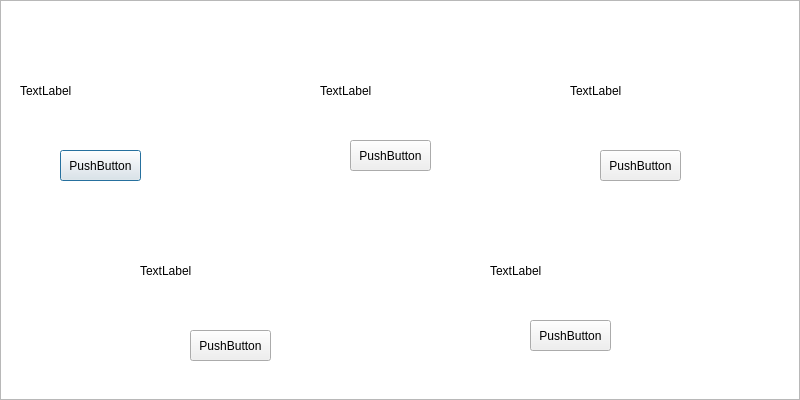
SantiagoTadio/SpaceOdissey2, file inicio.ui: the form before one commit.
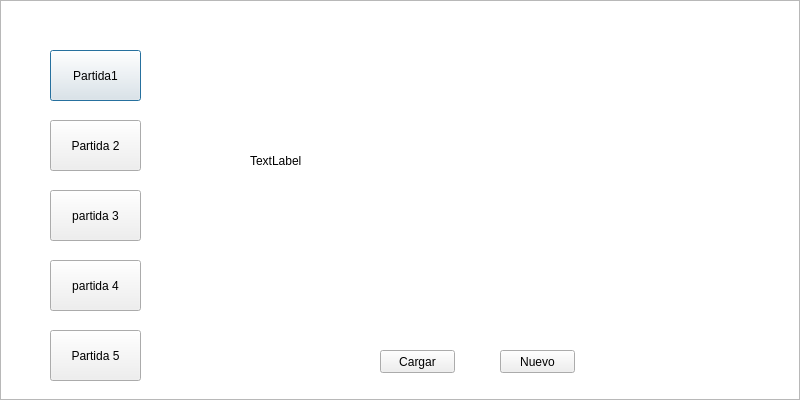
The form after the commit.

What changed in the file:
```diff
--- a/inicio.ui
+++ b/inicio.ui
@@ -26,62 +26,10 @@
   <widget class="QLabel" name="label">
    <property name="geometry">
     <rect>
-     <x>20</x>
-     <y>50</y>
-     <width>171</width>
-     <height>81</height>
-    </rect>
-   </property>
-   <property name="text">
-    <string>TextLabel</string>
-   </property>
-  </widget>
-  <widget class="QLabel" name="label_2">
-   <property name="geometry">
-    <rect>
-     <x>140</x>
-     <y>230</y>
-     <width>171</width>
-     <height>81</height>
-    </rect>
-   </property>
-   <property name="text">
-    <string>TextLabel</string>
-   </property>
-  </widget>
-  <widget class="QLabel" name="label_3">
-   <property name="geometry">
-    <rect>
-     <x>320</x>
-     <y>50</y>
-     <width>171</width>
-     <height>81</height>
-    </rect>
-   </property>
-   <property name="text">
-    <string>TextLabel</string>
-   </property>
-  </widget>
-  <widget class="QLabel" name="label_4">
-   <property name="geometry">
-    <rect>
-     <x>490</x>
-     <y>230</y>
-     <width>171</width>
-     <height>81</height>
-    </rect>
-   </property>
-   <property name="text">
-    <string>TextLabel</string>
-   </property>
-  </widget>
-  <widget class="QLabel" name="label_5">
-   <property name="geometry">
-    <rect>
-     <x>570</x>
-     <y>50</y>
-     <width>171</width>
-     <height>81</height>
+     <x>250</x>
+     <y>90</y>
+     <width>351</width>
+     <height>141</height>
     </rect>
    </property>
    <property name="text">
@@ -91,66 +39,92 @@
   <widget class="QPushButton" name="pushButton">
    <property name="geometry">
     <rect>
-     <x>60</x>
-     <y>150</y>
-     <width>81</width>
-     <height>31</height>
+     <x>50</x>
+     <y>50</y>
+     <width>91</width>
+     <height>51</height>
     </rect>
    </property>
    <property name="text">
-    <string>PushButton</string>
+    <string>Partida1</string>
    </property>
   </widget>
   <widget class="QPushButton" name="pushButton_2">
    <property name="geometry">
     <rect>
-     <x>190</x>
-     <y>330</y>
-     <width>81</width>
-     <height>31</height>
+     <x>50</x>
+     <y>120</y>
+     <width>91</width>
+     <height>51</height>
     </rect>
    </property>
    <property name="text">
-    <string>PushButton</string>
+    <string>Partida 2</string>
    </property>
   </widget>
   <widget class="QPushButton" name="pushButton_3">
    <property name="geometry">
     <rect>
-     <x>350</x>
-     <y>140</y>
-     <width>81</width>
-     <height>31</height>
+     <x>50</x>
+     <y>190</y>
+     <width>91</width>
+     <height>51</height>
     </rect>
    </property>
    <property name="text">
-    <string>PushButton</string>
+    <string>partida 3</string>
    </property>
   </widget>
   <widget class="QPushButton" name="pushButton_4">
    <property name="geometry">
     <rect>
-     <x>530</x>
-     <y>320</y>
-     <width>81</width>
-     <height>31</height>
+     <x>50</x>
+     <y>260</y>
+     <width>91</width>
+     <height>51</height>
     </rect>
    </property>
    <property name="text">
-    <string>PushButton</string>
+    <string>partida 4</string>
    </property>
   </widget>
   <widget class="QPushButton" name="pushButton_5">
    <property name="geometry">
     <rect>
-     <x>600</x>
-     <y>150</y>
-     <width>81</width>
-     <height>31</height>
+     <x>50</x>
+     <y>330</y>
+     <width>91</width>
+     <height>51</height>
     </rect>
    </property>
    <property name="text">
-    <string>PushButton</string>
+    <string>Partida 5</string>
+   </property>
+  </widget>
+  <widget class="QPushButton" name="cargar">
+   <property name="geometry">
+    <rect>
+     <x>380</x>
+     <y>350</y>
+     <width>75</width>
+     <height>23</height>
+    </rect>
+   </property>
+   <property name="text">
+    <string>Cargar</string>
+   </property>
+  </widget>
+  <widget class="QPushButton" name="nuevo">
+   <property name="geometry">
+    <rect>
+     <x>500</x>
+     <y>350</y>
+     <width>75</width>
+     <height>23</height>
+    </rect>
+   </property>
+   <property name="text">
+    <string>Nuevo</string>
    </property>
   </widget>
  </widget>
```
